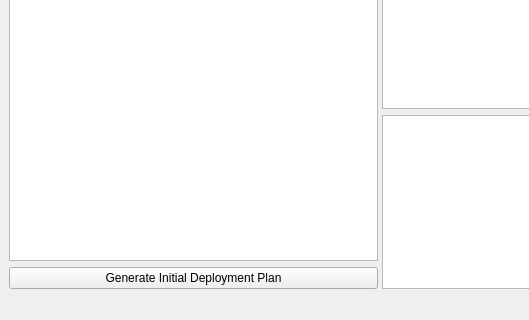
This is onnx_profiler_display_modify.ui in misunyu/multimodel-scheduling as Qt 5 draws it before an edit; both pictures show x 0 to 529 and y 480 to 800 of the 1400 by 800 pixel window. The edited form follows.
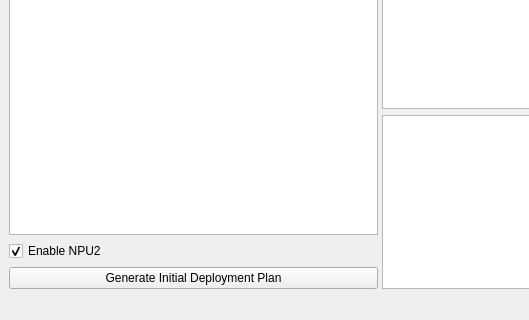
This is the edited form.

Commit message: Enhance ONNX Profiler: add NPU2 enable/disable checkbox, update UI and logic for dynamic NPU2 tab/table visibility, and refine profiling flow to respect NPU2 state.

Diff of the .ui file:
```diff
--- a/onnx_profiler_display_modify.ui
+++ b/onnx_profiler_display_modify.ui
@@ -42,6 +42,12 @@
           </property>
          </widget>
         </item>
+        <item>
+         <widget class="QCheckBox" name="npu2_enable_checkbox">
+          <property name="text"><string>Enable NPU2</string></property>
+          <property name="checked"><bool>true</bool></property>
+         </widget>
+        </item>
         <item>
          <widget class="QPushButton" name="generate_button">
           <property name="text">
```
Left out of the diff: 35 changed lines with no effect on the pictures. The commit also changes 1 other file.
